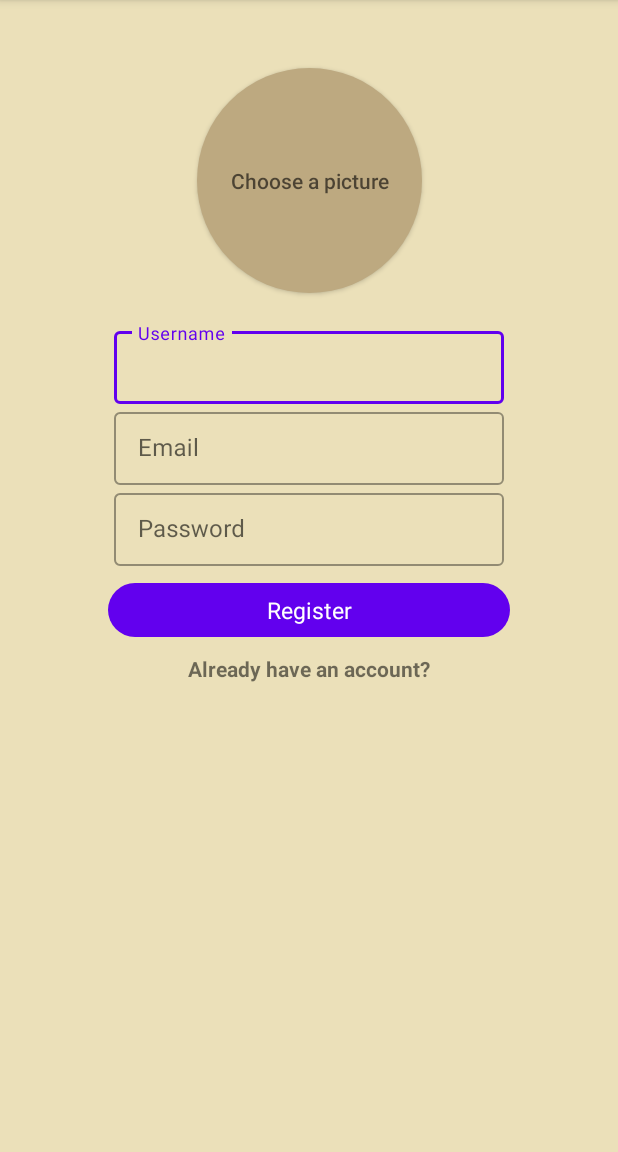
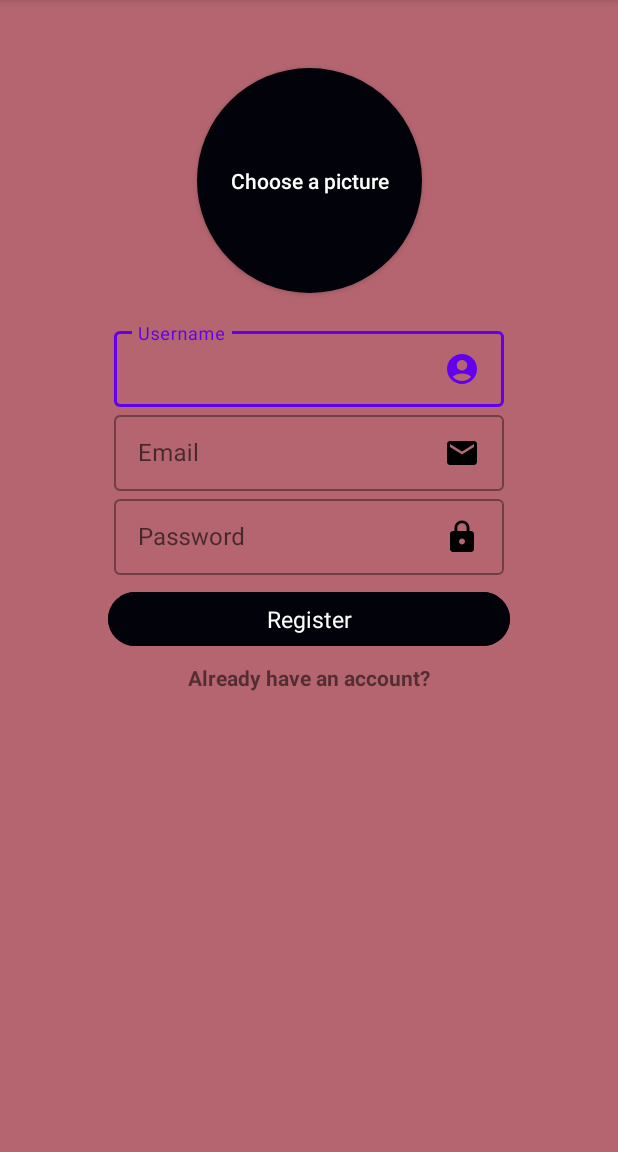
Before and after one commit to qqwdsds/.msgr, an Android app: the screen it shows after launch (RegisterActivity), on a phone screen of 412 x 824 dp, the part 84-1236 px from its top. Run offline under Robolectric (Android 15) with nearby library versions, the phone set to English and light mode, and no system bars; our stand-ins replace CircleImageView, Firebase (no records; nobody signed in at launch, a user with empty details on screens opened directly).

Commit message:
change colors; added images for editviews; added back arrow

```diff
--- a/app/src/main/AndroidManifest.xml
+++ b/app/src/main/AndroidManifest.xml
@@ -32,7 +32,11 @@
         </activity>
         <activity
             android:name=".LoginActivity"
-            android:exported="false" />
+            android:exported="false">
+            <!--Back arrow-->
+            <meta-data android:name="android.support.PARENT_ACTIVITY"
+                android:value=".RegisterActivity"/>
+        </activity>
         <activity
             android:name=".RegisterActivity"
             android:exported="true">
--- a/app/src/main/java/com/example/application/MessagesActivity.kt
+++ b/app/src/main/java/com/example/application/MessagesActivity.kt
@@ -25,7 +25,7 @@ class MessagesActivity : AppCompatActivity() {
         setContentView(binding.root)
 
         val username = intent.getStringExtra(Keys.USERNAME)
-        binding.usernameTextView.text = username
+        //binding.usernameTextView.text = username
     }
 
     // if user not verify, this method return user to register page
--- /dev/null
+++ b/app/src/main/res/drawable/custom_email_icon.xml
@@ -0,0 +1,10 @@
+<?xml version="1.0" encoding="utf-8"?>
+<selector xmlns:android="http://schemas.android.com/apk/res/android">
+
+    <item android:drawable="@drawable/image_email_focused"
+        android:state_focused="true"/>
+
+    <item android:drawable="@drawable/image_email"
+        android:state_focused="false"/>
+
+</selector>
--- /dev/null
+++ b/app/src/main/res/drawable/custom_password_icon.xml
@@ -0,0 +1,10 @@
+<?xml version="1.0" encoding="utf-8"?>
+<selector xmlns:android="http://schemas.android.com/apk/res/android">
+
+    <item android:drawable="@drawable/image_password_focused"
+        android:state_focused="true"/>
+
+    <item android:drawable="@drawable/image_password"
+        android:state_focused="false"/>
+
+</selector>
--- /dev/null
+++ b/app/src/main/res/drawable/custom_user_icon.xml
@@ -0,0 +1,10 @@
+<?xml version="1.0" encoding="utf-8"?>
+<selector xmlns:android="http://schemas.android.com/apk/res/android">
+
+    <item android:state_focused="true"
+        android:drawable="@drawable/image_user_focused"/>
+
+    <item android:state_focused="false"
+        android:drawable="@drawable/image_user"/>
+
+</selector>
--- /dev/null
+++ b/app/src/main/res/drawable/image_email.xml
@@ -0,0 +1,5 @@
+<vector android:height="24dp" android:tint="#000000"
+    android:viewportHeight="24" android:viewportWidth="24"
+    android:width="24dp" xmlns:android="http://schemas.android.com/apk/res/android">
+    <path android:fillColor="@android:color/white" android:pathData="M20,4L4,4c-1.1,0 -1.99,0.9 -1.99,2L2,18c0,1.1 0.9,2 2,2h16c1.1,0 2,-0.9 2,-2L22,6c0,-1.1 -0.9,-2 -2,-2zM20,8l-8,5 -8,-5L4,6l8,5 8,-5v2z"/>
+</vector>
--- /dev/null
+++ b/app/src/main/res/drawable/image_email_focused.xml
@@ -0,0 +1,5 @@
+<vector android:height="24dp" android:tint="@color/purple_500"
+    android:viewportHeight="24" android:viewportWidth="24"
+    android:width="24dp" xmlns:android="http://schemas.android.com/apk/res/android">
+    <path android:fillColor="@android:color/white" android:pathData="M20,4L4,4c-1.1,0 -1.99,0.9 -1.99,2L2,18c0,1.1 0.9,2 2,2h16c1.1,0 2,-0.9 2,-2L22,6c0,-1.1 -0.9,-2 -2,-2zM20,8l-8,5 -8,-5L4,6l8,5 8,-5v2z"/>
+</vector>
--- /dev/null
+++ b/app/src/main/res/drawable/image_password.xml
@@ -0,0 +1,5 @@
+<vector android:height="24dp" android:tint="#000000"
+    android:viewportHeight="24" android:viewportWidth="24"
+    android:width="24dp" xmlns:android="http://schemas.android.com/apk/res/android">
+    <path android:fillColor="@android:color/white" android:pathData="M18,8h-1L17,6c0,-2.76 -2.24,-5 -5,-5S7,3.24 7,6v2L6,8c-1.1,0 -2,0.9 -2,2v10c0,1.1 0.9,2 2,2h12c1.1,0 2,-0.9 2,-2L20,10c0,-1.1 -0.9,-2 -2,-2zM12,17c-1.1,0 -2,-0.9 -2,-2s0.9,-2 2,-2 2,0.9 2,2 -0.9,2 -2,2zM15.1,8L8.9,8L8.9,6c0,-1.71 1.39,-3.1 3.1,-3.1 1.71,0 3.1,1.39 3.1,3.1v2z"/>
+</vector>
--- /dev/null
+++ b/app/src/main/res/drawable/image_password_focused.xml
@@ -0,0 +1,5 @@
+<vector android:height="24dp" android:tint="@color/purple_500"
+    android:viewportHeight="24" android:viewportWidth="24"
+    android:width="24dp" xmlns:android="http://schemas.android.com/apk/res/android">
+    <path android:fillColor="@android:color/white" android:pathData="M18,8h-1L17,6c0,-2.76 -2.24,-5 -5,-5S7,3.24 7,6v2L6,8c-1.1,0 -2,0.9 -2,2v10c0,1.1 0.9,2 2,2h12c1.1,0 2,-0.9 2,-2L20,10c0,-1.1 -0.9,-2 -2,-2zM12,17c-1.1,0 -2,-0.9 -2,-2s0.9,-2 2,-2 2,0.9 2,2 -0.9,2 -2,2zM15.1,8L8.9,8L8.9,6c0,-1.71 1.39,-3.1 3.1,-3.1 1.71,0 3.1,1.39 3.1,3.1v2z"/>
+</vector>
--- /dev/null
+++ b/app/src/main/res/drawable/image_user.xml
@@ -0,0 +1,5 @@
+<vector android:height="24dp" android:tint="#000000"
+    android:viewportHeight="24" android:viewportWidth="24"
+    android:width="24dp" xmlns:android="http://schemas.android.com/apk/res/android">
+    <path android:fillColor="@android:color/white" android:pathData="M12,2C6.48,2 2,6.48 2,12s4.48,10 10,10s10,-4.48 10,-10S17.52,2 12,2zM12,6c1.93,0 3.5,1.57 3.5,3.5S13.93,13 12,13s-3.5,-1.57 -3.5,-3.5S10.07,6 12,6zM12,20c-2.03,0 -4.43,-0.82 -6.14,-2.88C7.55,15.8 9.68,15 12,15s4.45,0.8 6.14,2.12C16.43,19.18 14.03,20 12,20z"/>
+</vector>
--- /dev/null
+++ b/app/src/main/res/drawable/image_user_focused.xml
@@ -0,0 +1,5 @@
+<vector android:height="24dp" android:tint="@color/purple_500"
+    android:viewportHeight="24" android:viewportWidth="24"
+    android:width="24dp" xmlns:android="http://schemas.android.com/apk/res/android">
+    <path android:fillColor="@android:color/white" android:pathData="M12,2C6.48,2 2,6.48 2,12s4.48,10 10,10s10,-4.48 10,-10S17.52,2 12,2zM12,6c1.93,0 3.5,1.57 3.5,3.5S13.93,13 12,13s-3.5,-1.57 -3.5,-3.5S10.07,6 12,6zM12,20c-2.03,0 -4.43,-0.82 -6.14,-2.88C7.55,15.8 9.68,15 12,15s4.45,0.8 6.14,2.12C16.43,19.18 14.03,20 12,20z"/>
+</vector>
--- a/app/src/main/res/drawable/select_photo.xml
+++ b/app/src/main/res/drawable/select_photo.xml
@@ -1,7 +1,7 @@
 <?xml version="1.0" encoding="utf-8"?>
 <shape xmlns:android="http://schemas.android.com/apk/res/android">
 
-    <solid android:color="@color/darkCaramel"/>
+    <solid android:color="@color/button_color"/>
     <corners android:radius="77dp"/>
 
 </shape>
--- a/app/src/main/res/layout/activity_register.xml
+++ b/app/src/main/res/layout/activity_register.xml
@@ -1,11 +1,10 @@
 <?xml version="1.0" encoding="utf-8"?>
-<androidx.constraintlayout.widget.ConstraintLayout
-    xmlns:android="http://schemas.android.com/apk/res/android"
+<androidx.constraintlayout.widget.ConstraintLayout xmlns:android="http://schemas.android.com/apk/res/android"
     xmlns:app="http://schemas.android.com/apk/res-auto"
     xmlns:tools="http://schemas.android.com/tools"
     android:layout_width="match_parent"
     android:layout_height="match_parent"
-    android:background="@color/lightCaramel">
+    android:background="@color/background_color">
 
     <androidx.appcompat.widget.AppCompatButton
         android:id="@+id/select_photo_button"
@@ -14,6 +13,7 @@
         android:layout_marginTop="45dp"
         android:background="@drawable/select_photo"
         android:hint="@string/choose_picture"
+        android:textColorHint="@color/white"
         app:layout_constraintEnd_toEndOf="parent"
         app:layout_constraintStart_toStartOf="parent"
         app:layout_constraintTop_toTopOf="parent" />
@@ -22,10 +22,11 @@
         android:id="@+id/select_photo_image"
         android:layout_width="150dp"
         android:layout_height="150dp"
-        android:layout_marginTop="45dp"
+        android:layout_marginTop="44dp"
+        app:layout_constraintEnd_toEndOf="parent"
+        app:layout_constraintHorizontal_bias="0.501"
         app:layout_constraintStart_toStartOf="parent"
-        app:layout_constraintEnd_toEndOf="parent"
-        app:layout_constraintTop_toTopOf="parent"/>
+        app:layout_constraintTop_toTopOf="parent" />
 
     <com.google.android.material.textfield.TextInputLayout
         android:id="@+id/username_input"
@@ -41,9 +42,10 @@
             android:id="@+id/usernameEdit"
             android:layout_width="260dp"
             android:layout_height="wrap_content"
+            android:drawableEnd="@drawable/custom_user_icon"
             android:hint="@string/username"
+            android:inputType="text"
             android:maxLines="1"
-            android:inputType="text"
             tools:ignore="TextContrastCheck" />
 
     </com.google.android.material.textfield.TextInputLayout>
@@ -51,37 +53,39 @@
 
     <com.google.android.material.textfield.TextInputLayout
         android:id="@+id/email_input"
+        style="@style/Widget.MaterialComponents.TextInputLayout.OutlinedBox.Dense"
         android:layout_width="260dp"
         android:layout_height="wrap_content"
-        style="@style/Widget.MaterialComponents.TextInputLayout.OutlinedBox.Dense"
+        app:layout_constraintEnd_toEndOf="@id/username_input"
         app:layout_constraintStart_toStartOf="@id/username_input"
-        app:layout_constraintEnd_toEndOf="@id/username_input"
         app:layout_constraintTop_toBottomOf="@id/username_input">
 
         <com.google.android.material.textfield.TextInputEditText
             android:id="@+id/emailEdit"
             android:layout_width="260dp"
             android:layout_height="wrap_content"
+            android:drawableEnd="@drawable/custom_email_icon"
             android:hint="@string/email"
+            android:inputType="textEmailAddress"
             android:maxLines="1"
-            android:inputType="textEmailAddress"
             tools:ignore="TextContrastCheck" />
 
     </com.google.android.material.textfield.TextInputLayout>
 
     <com.google.android.material.textfield.TextInputLayout
         android:id="@+id/password_input"
+        style="@style/Widget.MaterialComponents.TextInputLayout.OutlinedBox.Dense"
         android:layout_width="260dp"
         android:layout_height="wrap_content"
-        style="@style/Widget.MaterialComponents.TextInputLayout.OutlinedBox.Dense"
+        app:layout_constraintEnd_toEndOf="@id/email_input"
         app:layout_constraintStart_toStartOf="@id/email_input"
-        app:layout_constraintEnd_toEndOf="@id/email_input"
         app:layout_constraintTop_toBottomOf="@id/email_input">
 
         <com.google.android.material.textfield.TextInputEditText
             android:id="@+id/passwordEdit"
             android:layout_width="match_parent"
             android:layout_height="wrap_content"
+            android:drawableEnd="@drawable/custom_password_icon"
             android:hint="@string/password"
             android:inputType="textPassword"
             android:maxLines="1"
@@ -95,6 +99,7 @@
         android:layout_width="268dp"
         android:layout_height="44dp"
         android:layout_marginTop="7dp"
+        android:backgroundTint="@color/button_color"
         android:text="@string/register"
         android:textAllCaps="false"
         android:textSize="15sp"
@@ -108,11 +113,11 @@
         android:id="@+id/already_have_account_textView"
         android:layout_width="wrap_content"
         android:layout_height="wrap_content"
+        android:layout_marginTop="7dp"
         android:text="@string/already_have_an_account"
         android:textStyle="bold"
-        android:layout_marginTop="7dp"
+        app:layout_constraintEnd_toEndOf="@id/registerButton"
         app:layout_constraintStart_toStartOf="@id/registerButton"
-        app:layout_constraintEnd_toEndOf="@id/registerButton"
-        app:layout_constraintTop_toBottomOf="@id/registerButton"/>
+        app:layout_constraintTop_toBottomOf="@id/registerButton" />
 
 </androidx.constraintlayout.widget.ConstraintLayout>
--- a/app/src/main/res/values/colors.xml
+++ b/app/src/main/res/values/colors.xml
@@ -7,11 +7,7 @@
     <color name="teal_700">#FF018786</color>
     <color name="black">#FF000000</color>
     <color name="white">#FFFFFFFF</color>
-    <color name="lightBlue">#4A69FF</color>
-    <color name="lightGreen">#99CCCC</color>
-    <color name="violet">#3a1694</color>
-    <color name="pink">#ee3cca</color>
-    <color name="lightCaramel">#ebe0b9</color>
-    <color name="darkCaramel">#BDA980</color>
+    <color name="background_color">#B4656F</color>
+    <color name="button_color">#02020B</color>
 
 </resources>
```
Also changed, not shown: app/src/main/java/com/example/application/NewMessageAdapter.kt (+7 -4 lines), app/src/main/res/layout/activity_contacts.xml (+9 -4 lines), app/src/main/res/layout/activity_login.xml (+27 -17 lines), app/src/main/res/layout/activity_messages.xml (+2 -7 lines), app/src/main/res/layout/message_user.xml (+26 -12 lines).
